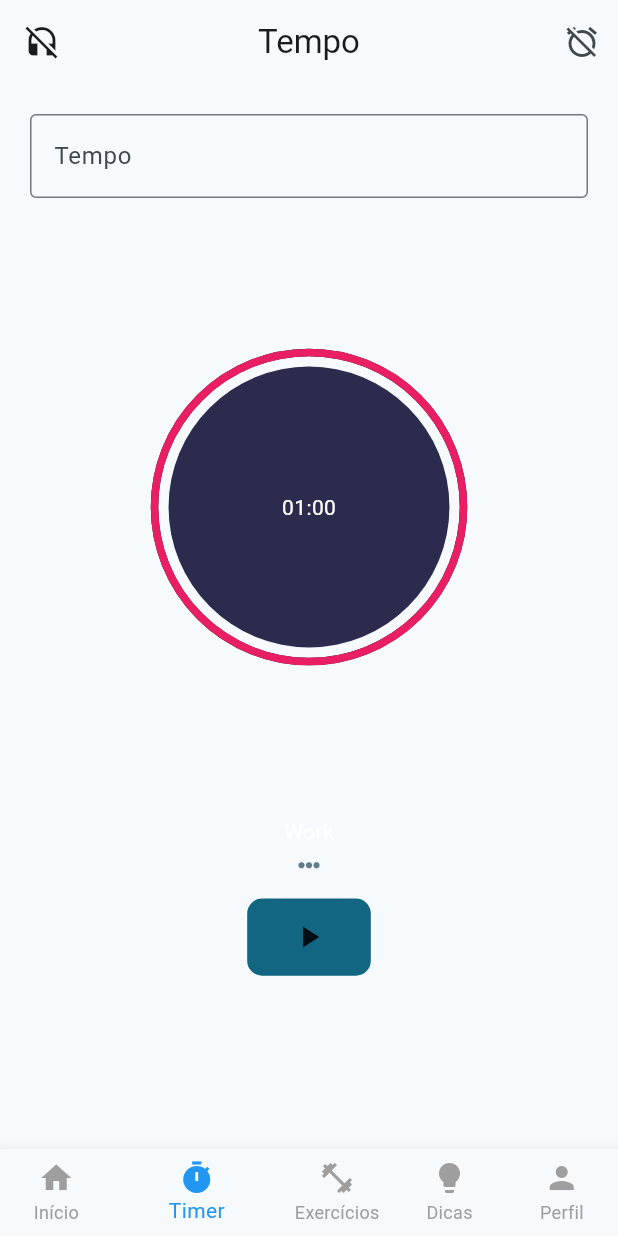
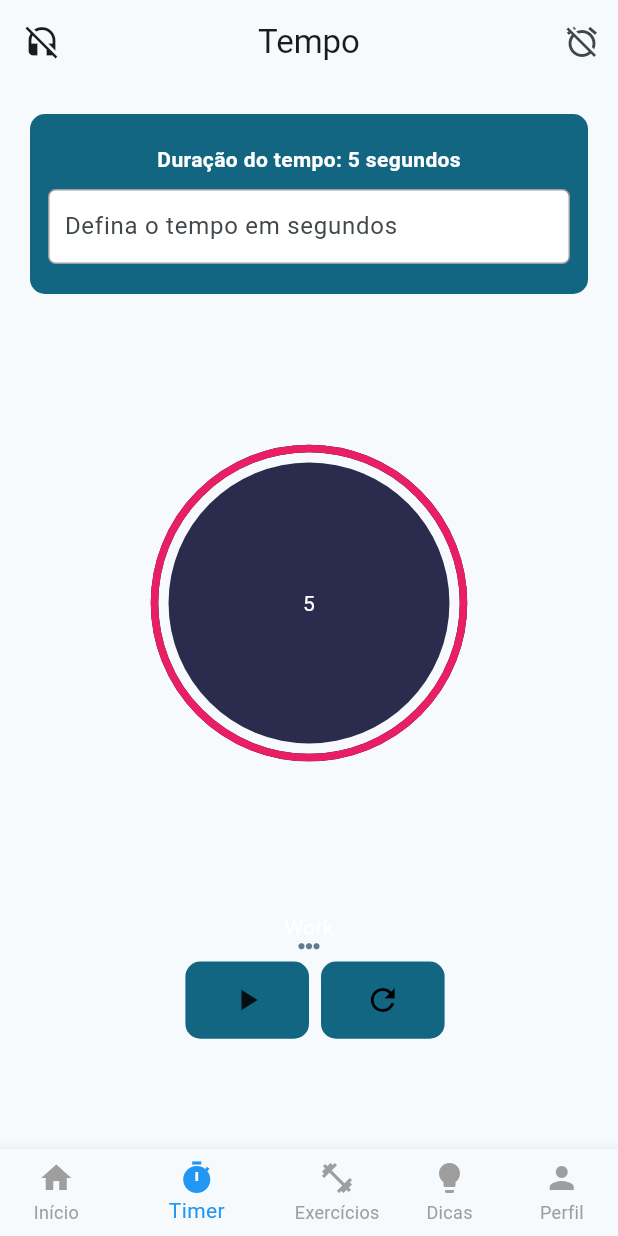
Before and after one commit to Queonias/FitFlex, a Flutter app: the screen it shows after launch, item 2 of the bottom bar chosen, on a phone screen of 412 x 824 dp. Run offline on Flutter 3.47's test engine with Material 3 defaults, Android fonts, the phone set to English and light mode, and no system bars; drawn by our look-alikes of circular_countdown_timer; our stand-ins replace cloud_firestore, firebase_core, firebase_storage, flutter_cache_manager, sqflite; missing offline and left inert: ndialog; accounts and stored records are empty; generated files the repository leaves out were written again.

```diff
--- a/lib/main.dart
+++ b/lib/main.dart
@@ -44,6 +44,7 @@ class _MyAppState extends State<MyApp> {
     const Tips(),
     const Profile()
   ];
+
   @override
   Widget build(BuildContext context) {
     return MaterialApp(
--- a/lib/telas/timer.dart
+++ b/lib/telas/timer.dart
@@ -95,7 +95,7 @@ class _TimerState extends State<Timer> {
         // Obtenha o valor do texto do TextEditingController
         String tempoTexto = _controllerTempo.text;
         if (_controllerTempo.text.isEmpty) {
-          tempoTexto = '1';
+          tempoTexto = '5';
         }
         // Verifique se o texto é um número válido
         int? tempo = int.tryParse(tempoTexto);
@@ -103,7 +103,7 @@ class _TimerState extends State<Timer> {
         if (tempo == null || tempo <= 0) {
           tempo = 1;
         }
-        _clockController.restart(duration: tempo * 60);
+        _clockController.restart(duration: tempo);
       });
       _clockButton = kPlayClockButton;
       _clockController.pause();
@@ -117,7 +117,7 @@ class _TimerState extends State<Timer> {
 
     CountDownTimer _countDownTimer = CountDownTimer(
       duration: int.parse(
-          _controllerTempo.text.isEmpty ? '60' : _controllerTempo.text),
+          _controllerTempo.text.isEmpty ? '5' : _controllerTempo.text),
       fillColor: Colors.pink,
       onComplete: handleTimerCompletion,
     );
@@ -161,12 +161,48 @@ class _TimerState extends State<Timer> {
             child: Column(
               children: <Widget>[
                 Center(
+                  child: Container(
+                    padding: const EdgeInsets.only(
+                        top: 20.0, bottom: 20.0, left: 12.0, right: 12.0),
+                    decoration: BoxDecoration(
+                      borderRadius: BorderRadius.circular(10.0),
+                      color: Theme.of(context).primaryColor,
+                    ),
+                    child: Column(
+                      children: [
+                        const Padding(
+                          padding: EdgeInsets.only(bottom: 10.0),
+                          child: Text(
+                            'Duração do tempo: 5 segundos',
+                            style: TextStyle(
+                                color: Colors.white,
+                                fontWeight: FontWeight.bold),
+                          ),
+                        ),
+                        Container(
+                          decoration: BoxDecoration(
+                            color: Colors.white,
+                            border: Border.all(
+                              color: Colors.grey, // Cor da borda
+                              width: 1.0, // Largura da borda
+                            ),
+                            borderRadius: BorderRadius.circular(
+                                5.0), // Raio do canto da borda
+                          ),
                           child: TextField(
                             controller: _controllerTempo,
                             keyboardType: TextInputType.number,
+                            style: const TextStyle(
+                              color: Colors.black,
+                            ),
                             decoration: const InputDecoration(
-                      hintText: 'Tempo',
-                      border: OutlineInputBorder(),
+                              hintText: 'Defina o tempo em segundos',
+                              border: InputBorder.none,
+                              contentPadding: EdgeInsets.all(10.0),
+                            ),
+                          ),
+                        ),
+                      ],
                     ),
                   ),
                 ),
@@ -179,15 +215,15 @@ class _TimerState extends State<Timer> {
                     color: Colors.white,
                   ),
                 ),
-                const SizedBox(
-                  height: 10.0,
-                ),
                 Row(
                   mainAxisAlignment: MainAxisAlignment.center,
                   children: widget.timesCompleted,
                 ),
+                Row(
+                  mainAxisAlignment: MainAxisAlignment.center,
+                  children: [
                     Padding(
-                  padding: const EdgeInsets.symmetric(vertical: 20.0),
+                      padding: const EdgeInsets.all(8),
                       child: GestureDetector(
                         onTap: () {
                           setState(() {
@@ -205,6 +241,36 @@ class _TimerState extends State<Timer> {
                         ),
                       ),
                     ),
+                    Padding(
+                      padding: const EdgeInsets.symmetric(vertical: 3.0),
+                      child: GestureDetector(
+                        onTap: () {
+                          setState(() {
+                            _clockController.restart(
+                                duration: int.parse(
+                                    _controllerTempo.text.isEmpty
+                                        ? '5'
+                                        : _controllerTempo.text));
+                            _clockButton = kPlayClockButton;
+                            _clockController.pause();
+                          });
+                        },
+                        child: Container(
+                          width: width / 2.5,
+                          height: height / 8,
+                          decoration: BoxDecoration(
+                            color: Theme.of(context).primaryColor,
+                            borderRadius: BorderRadius.circular(10.0),
+                          ),
+                          child: const Icon(
+                            Icons.refresh,
+                            color: Colors.black,
+                          ),
+                        ),
+                      ),
+                    ),
+                  ],
+                ),
               ],
             ),
           ),
--- a/lib/telas/tips.dart
+++ b/lib/telas/tips.dart
@@ -1,6 +1,3 @@
-import 'package:academia/telas/exercicios.dart';
-import 'package:academia/telas/profile.dart';
-import 'package:academia/telas/timer.dart';
 import 'package:flutter/material.dart';
 
 class Tips extends StatefulWidget {
@@ -11,12 +8,6 @@ class Tips extends StatefulWidget {
 }
 
 class _TipsState extends State<Tips> {
-  final List<Widget> _telas = [
-    const Exercicios(),
-    const Profile(),
-    Timer(),
-    const Tips()
-  ];
   @override
   Widget build(BuildContext context) {
     return Scaffold(
--- a/lib/widgets/card_home.dart
+++ b/lib/widgets/card_home.dart
@@ -19,6 +19,8 @@ class CustomCard extends StatelessWidget {
 
   @override
   Widget build(BuildContext context) {
+    // Pré-carregar a imagem usando precacheImage
+
     return Card(
       child: Material(
         color: Colors.transparent, // Define a cor do Material como transparente
```
Also changed, not shown: lib/telas/abas_iniciante.dart (+6 -5 lines). Lines whose indentation alone changed are shown as unchanged.
